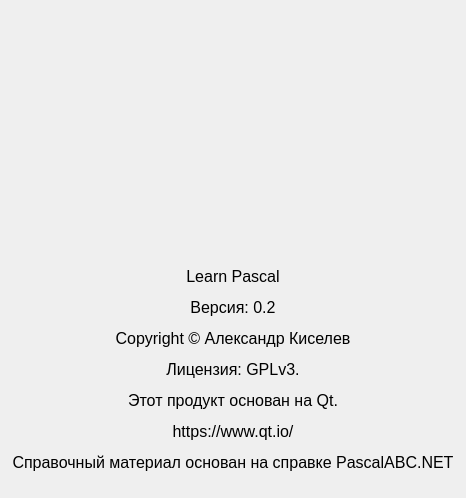
Old version of the form source/aboutdialog.ui in the repository AlexKiselev97/learn_pascal.
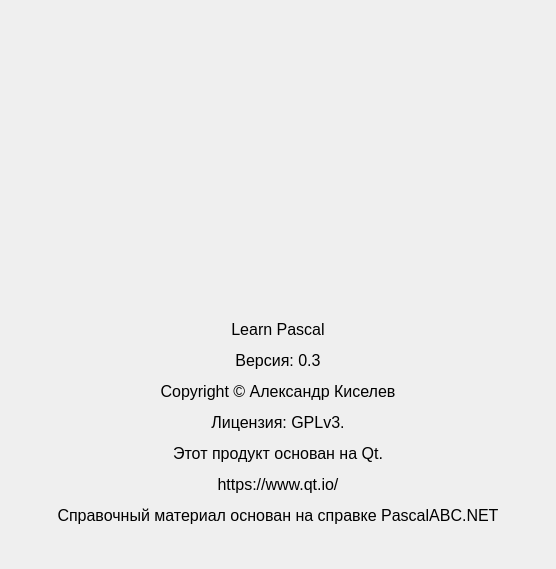
New version of the form. Icons and pictures are not drawn.

What changed in the file:
```diff
--- a/source/aboutdialog.ui
+++ b/source/aboutdialog.ui
@@ -6,8 +6,8 @@
    <rect>
     <x>0</x>
     <y>0</y>
-    <width>466</width>
-    <height>498</height>
+    <width>556</width>
+    <height>569</height>
    </rect>
   </property>
   <property name="windowTitle">
@@ -44,7 +44,7 @@
       </font>
      </property>
      <property name="text">
-      <string>&lt;html&gt;&lt;head/&gt;&lt;body&gt;&lt;p align=&quot;center&quot;&gt;Learn Pascal&lt;/p&gt;&lt;p align=&quot;center&quot;&gt;Версия: 0.2&lt;/p&gt;&lt;p align=&quot;center&quot;&gt;Copyright © Александр Киселев&lt;/p&gt;&lt;p align=&quot;center&quot;&gt;Лицензия: GPLv3.&lt;/p&gt;&lt;p align=&quot;center&quot;&gt;Этот продукт основан на Qt.&lt;/p&gt;&lt;p align=&quot;center&quot;&gt;https://www.qt.io/&lt;/p&gt;&lt;p align=&quot;center&quot;&gt;Справочный материал основан на справке PascalABC.NET&lt;/p&gt;&lt;/body&gt;&lt;/html&gt;</string>
+      <string>&lt;html&gt;&lt;head/&gt;&lt;body&gt;&lt;p align=&quot;center&quot;&gt;Learn Pascal&lt;/p&gt;&lt;p align=&quot;center&quot;&gt;Версия: 0.3&lt;/p&gt;&lt;p align=&quot;center&quot;&gt;Copyright © Александр Киселев&lt;/p&gt;&lt;p align=&quot;center&quot;&gt;Лицензия: GPLv3.&lt;/p&gt;&lt;p align=&quot;center&quot;&gt;Этот продукт основан на Qt.&lt;/p&gt;&lt;p align=&quot;center&quot;&gt;https://www.qt.io/&lt;/p&gt;&lt;p align=&quot;center&quot;&gt;Справочный материал основан на справке PascalABC.NET&lt;/p&gt;&lt;/body&gt;&lt;/html&gt;</string>
      </property>
      <property name="alignment">
       <set>Qt::AlignCenter</set>
```
